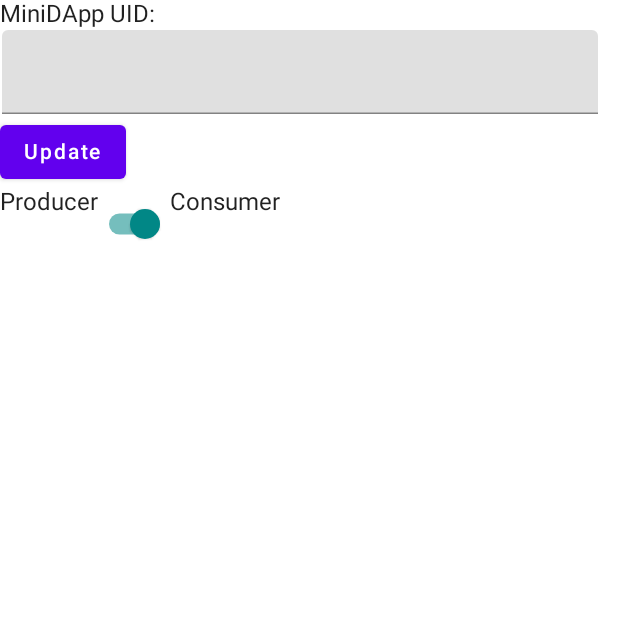
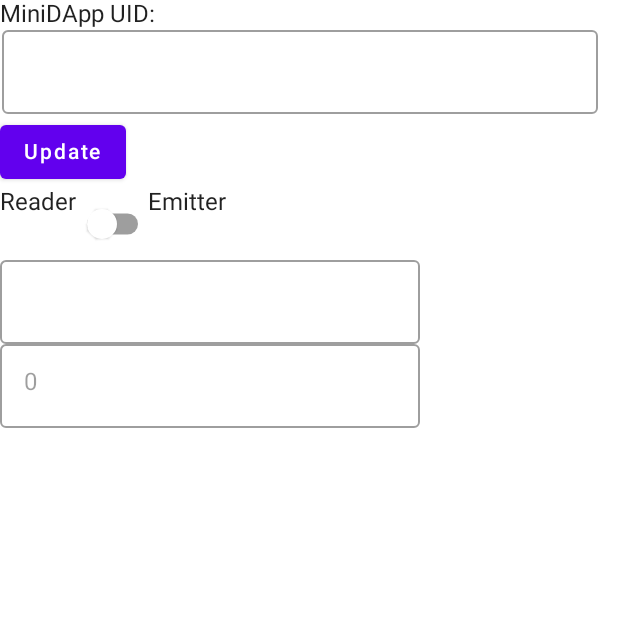
Before and after one commit to mihbor/minima-payments-android, an Android app built with Jetpack Compose: the screen it shows after launch (MainActivity), after a tap on "Update", on a phone screen of 412 x 824 dp, the top half of it. Run offline under Robolectric (Android 15) with nearby library versions, the phone set to English and light mode, and no system bars; libraries missing offline, so code that uses them is left out: com.ionspin.kotlin; 1 statement that could not run was skipped.

Commit message:
display amount text field

```diff
--- a/app/src/main/java/com/example/testapp/CardReader.java
+++ b/app/src/main/java/com/example/testapp/CardReader.java
@@ -30,7 +30,7 @@ import java.util.Arrays;
  * Reader mode can be invoked by calling NfcAdapter
  */
 public class CardReader implements NfcAdapter.ReaderCallback {
-    private static final String TAG = "LoyaltyCardReader";
+    private static final String TAG = "CardReader";
     // AID for our loyalty card service.
     private static final String SAMPLE_LOYALTY_CARD_AID = "F222222222";
     // ISO-DEP command HEADER for selecting an AID.
@@ -41,14 +41,14 @@ public class CardReader implements NfcAdapter.ReaderCallback {
 
     // Weak reference to prevent retain loop. mAccountCallback is responsible for exiting
     // foreground mode before it becomes invalid (e.g. during onPause() or onStop()).
-    private WeakReference<AccountCallback> mAccountCallback;
+    private WeakReference<DataCallback> dataCallback;
 
-    public interface AccountCallback {
-        public void onAccountReceived(String account);
+    public interface DataCallback {
+        void onDataReceived(String account);
     }
 
-    public CardReader(AccountCallback accountCallback) {
-        mAccountCallback = new WeakReference<>(accountCallback);
+    public CardReader(DataCallback dataCallback) {
+        this.dataCallback = new WeakReference<>(dataCallback);
     }
 
     /**
@@ -86,10 +86,10 @@ public class CardReader implements NfcAdapter.ReaderCallback {
                 byte[] payload = Arrays.copyOf(result, resultLength-2);
                 if (Arrays.equals(SELECT_OK_SW, statusWord)) {
                     // The remote NFC device will immediately respond with its stored account number
-                    String address = new String(payload, "UTF-8");
-                    Log.i(TAG, "Received: " + address);
+                    String data = new String(payload, "UTF-8");
+                    Log.i(TAG, "Received: " + data);
                     // Inform CardReaderFragment of received account number
-                    mAccountCallback.get().onAccountReceived(address);
+                    dataCallback.get().onDataReceived(data);
                 }
             } catch (IOException e) {
                 Log.e(TAG, "Error communicating with card: " + e);
--- a/app/src/main/java/com/example/testapp/MainActivity.kt
+++ b/app/src/main/java/com/example/testapp/MainActivity.kt
@@ -10,10 +10,12 @@ import android.widget.Toast
 import androidx.activity.ComponentActivity
 import androidx.activity.compose.setContent
 import androidx.compose.foundation.layout.*
+import androidx.compose.foundation.text.KeyboardOptions
 import androidx.compose.material.*
 import androidx.compose.runtime.*
 import androidx.compose.ui.Modifier
 import androidx.compose.ui.text.TextStyle
+import androidx.compose.ui.text.input.KeyboardType
 import androidx.compose.ui.tooling.preview.Preview
 import androidx.compose.ui.unit.dp
 import androidx.compose.ui.unit.sp
@@ -24,6 +26,7 @@ import kotlinx.coroutines.MainScope
 import kotlinx.coroutines.launch
 import kotlinx.serialization.json.jsonObject
 import kotlinx.serialization.json.jsonPrimitive
+import java.math.BigDecimal
 
 
 // Recommend NfcAdapter flags for reading from other Android devices. Indicates that this
@@ -35,18 +38,16 @@ const val TAG = "MainActivity"
 
 val scope = MainScope()
 
-class MainActivity : ComponentActivity(),  CardReader.AccountCallback{
+class MainActivity : ComponentActivity(),
+  CardReader.DataCallback {
 //  val nfcMessages = mutableStateListOf<NdefMessage>()
   var isReaderModeOn by mutableStateOf(true)
 
   var address by mutableStateOf("")
+  var tokenId by mutableStateOf("0x00")
+  var amount by mutableStateOf(BigDecimal.ONE)
 
   var cardReader: CardReader = CardReader(this)
-
-  private suspend fun toggleReaderMode(isOn: Boolean) {
-    if (isOn) enableReaderMode() else disableReaderMode()
-    isReaderModeOn = isOn
-  }
 
   override fun onCreate(savedInstanceState: Bundle?) {
     super.onCreate(savedInstanceState)
@@ -54,7 +55,7 @@ class MainActivity : ComponentActivity(),  CardReader.AccountCallback{
       TestAppTheme {
         // A surface container using the 'background' color from the theme
         Surface(modifier = Modifier.fillMaxSize(), color = MaterialTheme.colors.background) {
-          View(address, isReaderModeOn, this::toggleReaderMode)
+          View(address, isReaderModeOn, { scope.launch { startEmitting(it) } }, this::enableReaderMode )
         }
       }
     }
@@ -75,21 +76,21 @@ class MainActivity : ComponentActivity(),  CardReader.AccountCallback{
 //    }
   }
 
-  override fun onPause() {
-    super.onPause()
-    scope.launch {
-      disableReaderMode()
-    }
-  }
+//  override fun onPause() {
+//    super.onPause()
+//    scope.launch {
+//      startEmitting()
+//    }
+//  }
+//
+//  override fun onResume() {
+//    super.onResume()
+//    enableReaderMode()
+//  }
 
-  override fun onResume() {
-    super.onResume()
-    enableReaderMode()
-  }
-
-  fun sendDataToService(address: String) {
+  fun sendDataToService(data: String) {
     val intent = Intent(applicationContext, CardService::class.java)
-    intent.putExtra("address", address)
+    intent.putExtra("address", data)
     applicationContext.startService(intent)
   }
 //
@@ -119,20 +120,25 @@ class MainActivity : ComponentActivity(),  CardReader.AccountCallback{
       READER_FLAGS,
       null
     )
+    isReaderModeOn = true
   }
 
-  private suspend fun disableReaderMode() {
+  private suspend fun startEmitting(amount: BigDecimal) {
     Log.i(TAG, "Disabling reader mode")
     Toast.makeText(this, "Disabling reader mode", Toast.LENGTH_LONG).show()
     val activity: Activity = this
     NfcAdapter.getDefaultAdapter(activity)?.disableReaderMode(activity)
     address = getAddress()
-    sendDataToService(address)
+    sendDataToService("$address;0x00;${amount.toPlainString()}")
+    isReaderModeOn = false
   }
 
-  override fun onAccountReceived(account: String) {
-    Log.i(TAG, "onAccountReceived $account")
-    this.address = account
+  override fun onDataReceived(data: String) {
+    Log.i(TAG, "data received $data")
+    val splits = data.split(";")
+    this.address = splits[0]
+    if (splits.size > 1) this.tokenId = splits[1]
+    if (splits.size > 2) this.amount = splits[2].toBigDecimal()
   }
 }
 
@@ -155,17 +161,33 @@ class MainActivity : ComponentActivity(),  CardReader.AccountCallback{
 //}
 
 @Composable
-fun View(address: String, isReaderMode: Boolean, setReaderMode: suspend (Boolean) -> Unit) {
-  var uid by remember{ mutableStateOf("")}
+fun OutlinedNumberField(value: BigDecimal, enabled: Boolean, setValue: (BigDecimal) -> Unit) {
+  var text by remember { mutableStateOf(value.toPlainString()) }
+  value.takeUnless { it == text.toBigDecimalOrNull() } ?.let { text = it.toPlainString() }
+  OutlinedTextField(
+    value = text,
+    onValueChange = {
+      it.toBigDecimalOrNull()?.let{ setValue(it) }
+      text = it
+    },
+    enabled = enabled,
+    keyboardOptions = KeyboardOptions(keyboardType = KeyboardType.Number)
+  )
+}
+
+@Composable
+fun View(address: String, isReaderMode: Boolean, startEmitting: (BigDecimal) -> Unit, stopEmitting: () -> Unit) {
+  val scope = rememberCoroutineScope()
+
+  var uid by remember { mutableStateOf("") }
   var inited by remember { mutableStateOf(false) }
-  val composableScope = rememberCoroutineScope()
 
   Column {
     Row {
       Text("MiniDApp UID:")
     }
     Row {
-      TextField(value = uid,
+      OutlinedTextField(value = uid,
         modifier = Modifier
           .width(400.dp)
           .padding(1.dp),
@@ -191,20 +213,22 @@ fun View(address: String, isReaderMode: Boolean, setReaderMode: suspend (Boolean
         Text("Update")
       }
     }
-    if (inited) {
-      Row {
-        Text("Producer")
-        Switch(checked = isReaderMode, onCheckedChange = {
-          composableScope.launch {
-            setReaderMode(it)
-          }
-        })
-        Text("Consumer")
-      }
-      Text(address)
+    if (inited) InitedView(address, isReaderMode, startEmitting, stopEmitting)
+  }
+}
+
+@Composable
+fun InitedView(address: String, isReaderMode: Boolean, startEmitting: (BigDecimal) -> Unit, stopEmitting: () -> Unit) {
+  var amount by remember { mutableStateOf(BigDecimal.ZERO) }
+  Column {
+    Row {
+      Text("Reader")
+      Switch(checked = !isReaderMode, onCheckedChange = { if (isReaderMode) startEmitting(amount) else stopEmitting() })
+      Text("Emitter")
     }
+    OutlinedTextField(address, {}, enabled = !isReaderMode)
+    OutlinedNumberField(amount, !isReaderMode) { amount = it }
   }
-//  Messages(messages)
 }
 
 @Composable
@@ -218,6 +242,22 @@ fun Messages(messages: List<NdefMessage>) {
 @Composable
 fun DefaultPreview() {
   TestAppTheme {
-    View("test",false, {})
+    View("test", false, {}, {})
   }
 }
+
+@Preview
+@Composable
+fun InitedViewConsumer() {
+  TestAppTheme {
+    InitedView(address = "", isReaderMode = true, {}, {})
+  }
+}
+
+@Preview
+@Composable
+fun InitedViewProducer() {
+  TestAppTheme {
+    InitedView(address = "0x1234567890", isReaderMode = false, {}, {})
+  }
+}
--- a/app/src/main/java/com/example/testapp/minima/Logic.kt
+++ b/app/src/main/java/com/example/testapp/minima/Logic.kt
@@ -24,5 +24,6 @@ suspend fun getAddress(): String {
     return ""
   }
   Log.i(TAG, "getaddress $getaddress")
-  return getaddress!!.jsonObject["response"]!!.jsonObject["miniaddress"]!!.jsonPrimitive.content
+  return if (getaddress == null) getAddress()
+    else getaddress.jsonObject["response"]!!.jsonObject["miniaddress"]!!.jsonPrimitive.content
 }
--- a/app/src/main/java/com/example/testapp/minima/mds.kt
+++ b/app/src/main/java/com/example/testapp/minima/mds.kt
@@ -10,7 +10,6 @@ import io.ktor.client.plugins.*
 import io.ktor.client.request.*
 import io.ktor.client.statement.*
 import io.ktor.http.*
-import kotlinx.coroutines.coroutineScope
 import kotlinx.coroutines.delay
 import kotlinx.coroutines.launch
 import kotlinx.serialization.json.*
@@ -58,7 +57,7 @@ object MDS {
 
   val client = HttpClient(OkHttp) {
     install(HttpTimeout) {
-      requestTimeoutMillis = 30000
+      requestTimeoutMillis = 40000
       socketTimeoutMillis = 60000
     }
     engine {
@@ -208,9 +207,10 @@ suspend fun httpPostAsync(theUrl: String, params: String): JsonElement? {
   MDS.log("POST_RPC:$theUrl PARAMS:$params")
 
   val response = client.post(theUrl) {
-//    headers {
+    headers {
+      append(HttpHeaders.Connection, "close")
 //      append(HttpHeaders.ContentType, "text/plain; charset=UTF-8")
-//    }
+    }
     setBody(encodeURIComponent(params))
   }
   return if (response.status.isSuccess()) {
@@ -257,9 +257,10 @@ suspend fun httpPostAsyncPoll(theUrl: String, params: String, callback: Callback
 
   try {
     val response = client.post(theUrl) {
-//    headers {
+      headers {
+        append(HttpHeaders.Connection, "close")
 //      append(HttpHeaders.ContentType, "text/plain; charset=UTF-8")
-//    }
+      }
       setBody(encodeURIComponent(params))
     }
     if (response.status.isSuccess()) {
--- a/app/src/main/res/values/strings.xml
+++ b/app/src/main/res/values/strings.xml
@@ -1,5 +1,5 @@
 <resources>
-    <string name="app_name">TestApp</string>
-    <string name="service_name">TestApp-CardService</string>
-    <string name="card_title">Sample Loyalty Card</string>
+    <string name="app_name">MiniPay</string>
+    <string name="service_name">MiniPay-CardService</string>
+    <string name="card_title">MiniPay Card</string>
 </resources>
--- a/settings.gradle
+++ b/settings.gradle
@@ -12,5 +12,5 @@ dependencyResolutionManagement {
     mavenCentral()
   }
 }
-rootProject.name = "TestApp"
+rootProject.name = "MiniPay"
 include ':app'
```
Also changed, not shown: app/src/main/java/com/example/testapp/CardService.java (+5 -10 lines).
